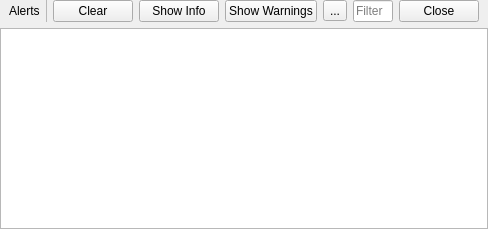
HowCanidothis/DevLib, file WidgetsModule/Notifier/notifyconsole.ui: the form before one commit.
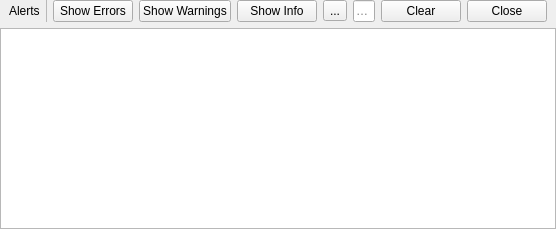
The form after the commit.

Patch:
```diff
--- a/WidgetsModule/Notifier/notifyconsole.ui
+++ b/WidgetsModule/Notifier/notifyconsole.ui
@@ -70,12 +70,25 @@
       </widget>
      </item>
      <item>
-      <widget class="QPushButton" name="BtnClear">
+      <widget class="QPushButton" name="BtnShowErrors">
+       <property name="text">
+        <string>Show Errors</string>
+       </property>
+       <property name="checkable">
+        <bool>true</bool>
+       </property>
+      </widget>
+     </item>
+     <item>
+      <widget class="QPushButton" name="BtnShowWarnings">
        <property name="toolTip">
         <string>Clear</string>
        </property>
        <property name="text">
-        <string>Clear</string>
+        <string>Show Warnings</string>
+       </property>
+       <property name="checkable">
+        <bool>true</bool>
        </property>
       </widget>
      </item>
@@ -89,19 +102,6 @@
        </property>
       </widget>
      </item>
-     <item>
-      <widget class="QPushButton" name="BtnShowWarnings">
-       <property name="toolTip">
-        <string>Show Warnings</string>
-       </property>
-       <property name="text">
-        <string>Show Warnings</string>
-       </property>
-       <property name="checkable">
-        <bool>true</bool>
-       </property>
-      </widget>
-     </item>
      <item>
       <widget class="QToolButton" name="BtnShowCategories">
        <property name="text">
@@ -129,6 +129,16 @@
        </property>
       </spacer>
      </item>
+     <item>
+      <widget class="QPushButton" name="BtnClear">
+       <property name="toolTip">
+        <string>Clear</string>
+       </property>
+       <property name="text">
+        <string>Clear</string>
+       </property>
+      </widget>
+     </item>
      <item>
       <widget class="QPushButton" name="BtnCloseConsole">
        <property name="toolTip">
```
Left out of the diff: 2 changed lines with no effect on the pictures.
